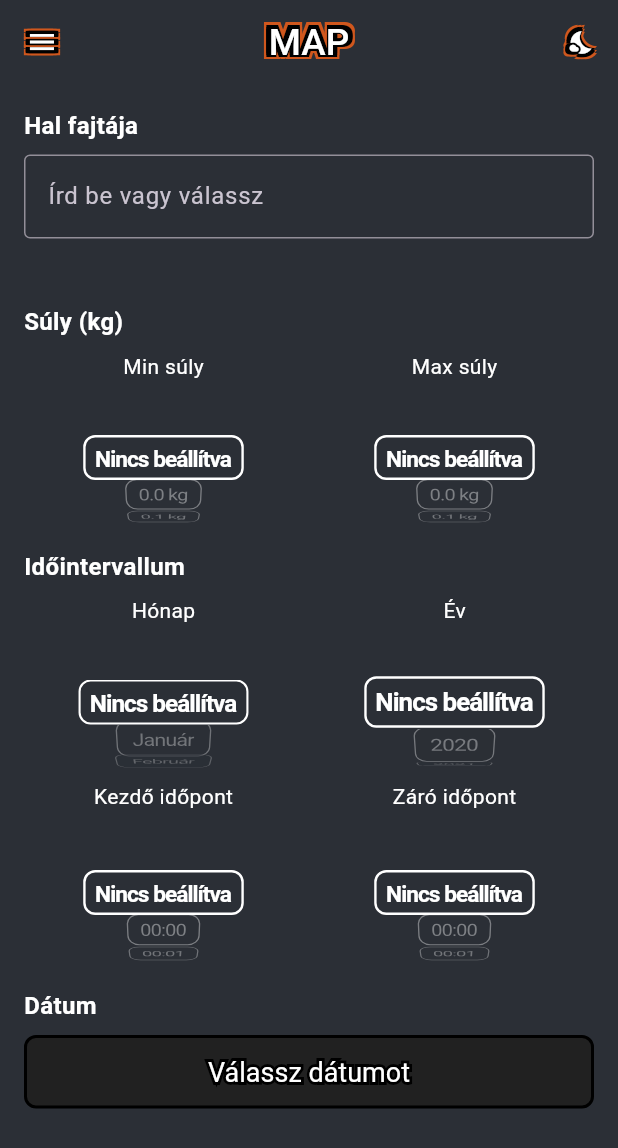
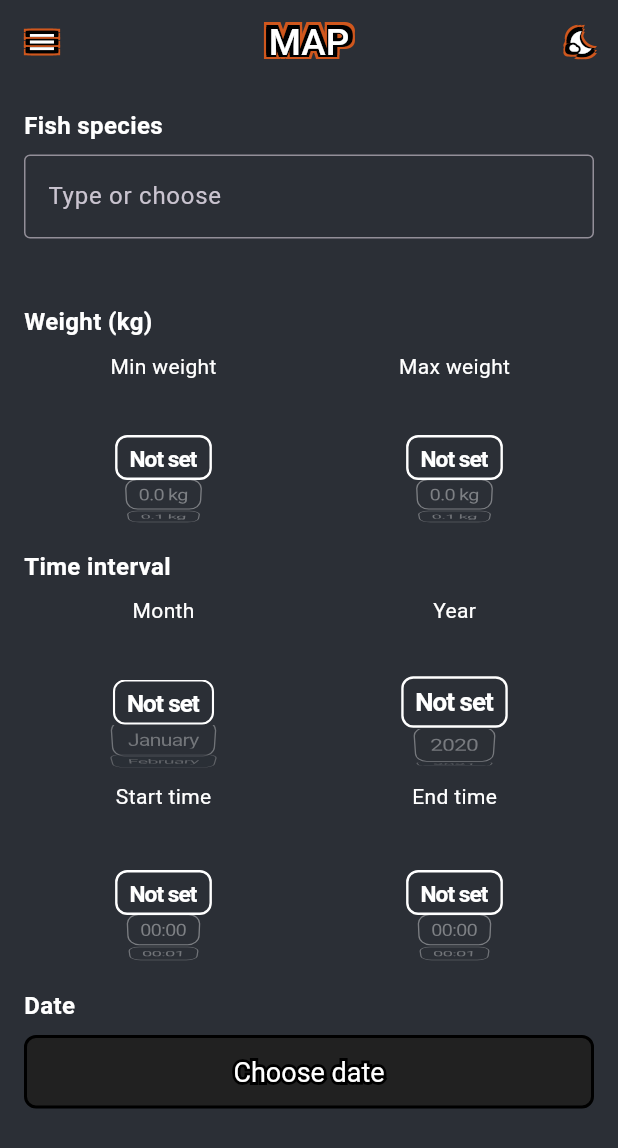
Before and after one commit to GedoLorand/Fish_app, a Flutter app: the Filter screen opened directly, on a phone screen of 412 x 824 dp. Shown: the top 1148 px of the screen. Run offline on Flutter 3.47's test engine with Material 3 defaults, Android fonts, the phone set to English and light mode, and no system bars; our stand-ins replace cached_network_image, cloud_firestore, cloud_functions, firebase_auth, firebase_core, firebase_storage and 10 more; missing offline and left inert: flutter_map_marker_cluster; accounts and stored records are empty; Roboto replaces fonts that are missing (Boldonse); project files that could hold a hidden picture were left out.

Commit message:
filter tobbnyelvusites

```diff
--- a/lib/homepage/FilterScreen/filter.dart
+++ b/lib/homepage/FilterScreen/filter.dart
@@ -6,6 +6,7 @@ import 'package:login_fish_app/homepage/Header/custom_drawer.dart';
 import 'package:login_fish_app/homepage/Initial/initialType.dart';
 import 'package:login_fish_app/widgets/app_button.dart';
 import 'package:cloud_firestore/cloud_firestore.dart';
+import 'package:get/get.dart';
 import 'package:login_fish_app/services/filter_bus.dart';
 
 class Filter extends StatefulWidget {
@@ -168,7 +169,7 @@ class _FilterState extends State<Filter> {
         child: ListView(
           children: [
             Text(
-              'Hal fajtája',
+              'fish_type'.tr,
               style: TextStyle(fontSize: 16, fontWeight: FontWeight.bold),
             ),
             const SizedBox(height: 8),
@@ -200,7 +201,7 @@ class _FilterState extends State<Filter> {
                       controller: controller,
                       focusNode: focusNode,
                       decoration: InputDecoration(
-                        hintText: 'Írd be vagy válassz',
+                        hintText: 'enter_or_choose'.tr,
                         border: OutlineInputBorder(),
                       ),
                     );
@@ -335,7 +336,7 @@ class _FilterState extends State<Filter> {
 
             // Weight pickers
             Text(
-              'Súly (kg)',
+              'weight_kg'.tr,
               style: TextStyle(fontSize: 16, fontWeight: FontWeight.bold),
             ),
             const SizedBox(height: 8),
@@ -347,7 +348,7 @@ class _FilterState extends State<Filter> {
                     children: [
                       Center(
                         child: Text(
-                          'Min súly',
+                          'min_weight'.tr,
                           style: TextStyle(color: AppTheme.textColor),
                         ),
                       ),
@@ -437,7 +438,7 @@ class _FilterState extends State<Filter> {
                                               child: Transform.scale(
                                                 scale: scale,
                                                 child: Text(
-                                                  'Nincs beállítva',
+                                                  'not_set'.tr,
                                                   style: TextStyle(
                                                     fontSize: 14,
                                                     color: diff == 0
@@ -522,7 +523,7 @@ class _FilterState extends State<Filter> {
                     children: [
                       Center(
                         child: Text(
-                          'Max súly',
+                          'max_weight'.tr,
                           style: TextStyle(color: AppTheme.textColor),
                         ),
                       ),
@@ -612,7 +613,7 @@ class _FilterState extends State<Filter> {
                                               child: Transform.scale(
                                                 scale: scale,
                                                 child: Text(
-                                                  'Nincs beállítva',
+                                                  'not_set'.tr,
                                                   style: TextStyle(
                                                     fontSize: 14,
                                                     color: diff == 0
@@ -696,7 +697,7 @@ class _FilterState extends State<Filter> {
 
             // Time interval / granularity
             Text(
-              'Időintervallum',
+              'time_interval'.tr,
               style: TextStyle(fontSize: 16, fontWeight: FontWeight.bold),
             ),
             const SizedBox(height: 8),
@@ -708,7 +709,7 @@ class _FilterState extends State<Filter> {
                     children: [
                       Center(
                         child: Text(
-                          'Hónap',
+                          'month'.tr,
                           style: TextStyle(color: AppTheme.textColor),
                         ),
                       ),
@@ -735,20 +736,9 @@ class _FilterState extends State<Filter> {
                           }),
                           // index 0 = placeholder, months 1..12
                           children: List<Widget>.generate(12 + 1, (i) {
-                            final names = [
-                              'Január',
-                              'Február',
-                              'Március',
-                              'Április',
-                              'Május',
-                              'Június',
-                              'Július',
-                              'Augusztus',
-                              'Szeptember',
-                              'Október',
-                              'November',
-                              'December',
-                            ];
+                            final names = List<String>.generate(12, (idx) {
+                              return 'month_${idx + 1}'.tr;
+                            });
                             final diff = (i - _selectedMonthIndex).abs();
                             final opacity = _opacityFor(
                               diff,
@@ -794,10 +784,7 @@ class _FilterState extends State<Filter> {
                                   ),
                                   child: Transform.scale(
                                     scale: scale,
-                                    child: Text(
-                                      'Nincs beállítva',
-                                      style: style,
-                                    ),
+                                    child: Text('not_set'.tr, style: style),
                                   ),
                                 ),
                               );
@@ -840,7 +827,7 @@ class _FilterState extends State<Filter> {
                     children: [
                       Center(
                         child: Text(
-                          'Év',
+                          'year'.tr,
                           style: TextStyle(color: AppTheme.textColor),
                         ),
                       ),
@@ -908,7 +895,7 @@ class _FilterState extends State<Filter> {
                                     child: Transform.scale(
                                       scale: scale,
                                       child: Text(
-                                        'Nincs beállítva',
+                                        'not_set'.tr,
                                         style: TextStyle(
                                           fontSize: 16,
                                           color: AppTheme.textColor.withOpacity(
@@ -978,7 +965,7 @@ class _FilterState extends State<Filter> {
                     children: [
                       Center(
                         child: Text(
-                          'Kezdő időpont',
+                          'start_time'.tr,
                           style: TextStyle(color: AppTheme.textColor),
                         ),
                       ),
@@ -1065,7 +1052,7 @@ class _FilterState extends State<Filter> {
                                               child: Transform.scale(
                                                 scale: scale,
                                                 child: Text(
-                                                  'Nincs beállítva',
+                                                  'not_set'.tr,
                                                   style: TextStyle(
                                                     fontSize: 14,
                                                     color: diff == 0
@@ -1151,7 +1138,7 @@ class _FilterState extends State<Filter> {
                               }),
                               child: Text(
                                 startTime == null
-                                    ? 'Kezdő időpont'
+                                    ? 'start_time'.tr
                                     : startTime!.format(context),
                               ),
                             ),
@@ -1165,7 +1152,7 @@ class _FilterState extends State<Filter> {
                     children: [
                       Center(
                         child: Text(
-                          'Záró időpont',
+                          'end_time'.tr,
                           style: TextStyle(color: AppTheme.textColor),
                         ),
                       ),
@@ -1251,7 +1238,7 @@ class _FilterState extends State<Filter> {
                                               child: Transform.scale(
                                                 scale: scale,
                                                 child: Text(
-                                                  'Nincs beállítva',
+                                                  'not_set'.tr,
                                                   style: TextStyle(
                                                     fontSize: 14,
                                                     color: diff == 0
@@ -1337,7 +1324,7 @@ class _FilterState extends State<Filter> {
                               }),
                               child: Text(
                                 endTime == null
-                                    ? 'Záró időpont'
+                                    ? 'end_time'.tr
                                     : endTime!.format(context),
                               ),
                             ),
@@ -1349,7 +1336,7 @@ class _FilterState extends State<Filter> {
             const SizedBox(height: 16),
 
             Text(
-              'Dátum',
+              'date'.tr,
               style: TextStyle(fontSize: 16, fontWeight: FontWeight.bold),
             ),
             const SizedBox(height: 8),
@@ -1358,7 +1345,7 @@ class _FilterState extends State<Filter> {
               onPressed: () => _selectDate(context),
               child: Text(
                 selectedDate == null
-                    ? 'Válassz dátumot'
+                    ? 'choose_date'.tr
                     : '${selectedDate!.year}-${selectedDate!.month.toString().padLeft(2, '0')}-${selectedDate!.day.toString().padLeft(2, '0')}',
               ),
             ),
--- a/lib/i18n/translations.dart
+++ b/lib/i18n/translations.dart
@@ -51,6 +51,32 @@ class AppTranslations extends Translations {
       'no_images_yet': 'You don\'t have any images yet',
       'no_image': 'No image',
       'my_map': 'My Map',
+      // Filter screen
+      'fish_type': 'Fish species',
+      'enter_or_choose': 'Type or choose',
+      'time_interval': 'Time interval',
+      'month': 'Month',
+      'date': 'Date',
+      'choose_date': 'Choose date',
+      'year': 'Year',
+      'not_set': 'Not set',
+      'start_time': 'Start time',
+      'end_time': 'End time',
+      'weight_kg': 'Weight (kg)',
+      'min_weight': 'Min weight',
+      'max_weight': 'Max weight',
+      'month_1': 'January',
+      'month_2': 'February',
+      'month_3': 'March',
+      'month_4': 'April',
+      'month_5': 'May',
+      'month_6': 'June',
+      'month_7': 'July',
+      'month_8': 'August',
+      'month_9': 'September',
+      'month_10': 'October',
+      'month_11': 'November',
+      'month_12': 'December',
     },
     'hu': {
       // Login / Signup
@@ -100,6 +126,32 @@ class AppTranslations extends Translations {
       'no_images_yet': 'Még nincsenek képeid',
       'no_image': 'Nincs kép',
       'my_map': 'Saját térkép',
+      // Filter screen
+      'fish_type': 'Hal fajtája',
+      'enter_or_choose': 'Írd be vagy válassz',
+      'time_interval': 'Időintervallum',
+      'month': 'Hónap',
+      'date': 'Dátum',
+      'choose_date': 'Válassz dátumot',
+      'year': 'Év',
+      'not_set': 'Nincs beállítva',
+      'start_time': 'Kezdő időpont',
+      'end_time': 'Záró időpont',
+      'weight_kg': 'Súly (kg)',
+      'min_weight': 'Min súly',
+      'max_weight': 'Max súly',
+      'month_1': 'Január',
+      'month_2': 'Február',
+      'month_3': 'Március',
+      'month_4': 'Április',
+      'month_5': 'Május',
+      'month_6': 'Június',
+      'month_7': 'Július',
+      'month_8': 'Augusztus',
+      'month_9': 'Szeptember',
+      'month_10': 'Október',
+      'month_11': 'November',
+      'month_12': 'December',
     },
     'ro': {
       // Login / Signup
@@ -150,6 +202,32 @@ class AppTranslations extends Translations {
       'no_images_yet': 'Nu ai încă imagini',
       'no_image': 'Fără imagine',
       'my_map': 'Harta mea',
+      // Filter screen
+      'fish_type': 'Specia de pește',
+      'enter_or_choose': 'Scrie sau alege',
+      'time_interval': 'Interval de timp',
+      'month': 'Lună',
+      'date': 'Dată',
+      'choose_date': 'Alege data',
+      'year': 'An',
+      'not_set': 'Nesetat',
+      'start_time': 'Ora de început',
+      'end_time': 'Ora de sfârșit',
+      'weight_kg': 'Greutate (kg)',
+      'min_weight': 'Greutate minimă',
+      'max_weight': 'Greutate maximă',
+      'month_1': 'Ianuarie',
+      'month_2': 'Februarie',
+      'month_3': 'Martie',
+      'month_4': 'Aprilie',
+      'month_5': 'Mai',
+      'month_6': 'Iunie',
+      'month_7': 'Iulie',
+      'month_8': 'August',
+      'month_9': 'Septembrie',
+      'month_10': 'Octombrie',
+      'month_11': 'Noiembrie',
+      'month_12': 'Decembrie',
     },
   };
 }
```
Also changed, not shown: pubspec.lock.
